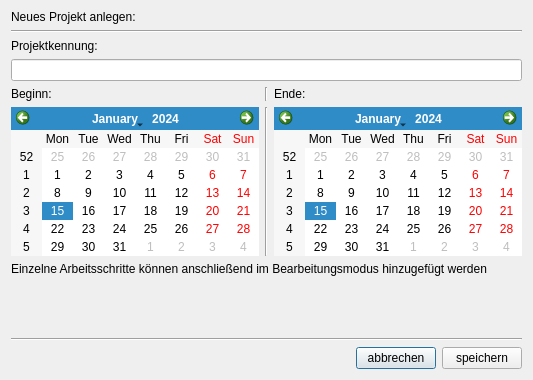
kkegel/WorkFlow, file src/ui/createprojectdialog.ui: the form before one commit.
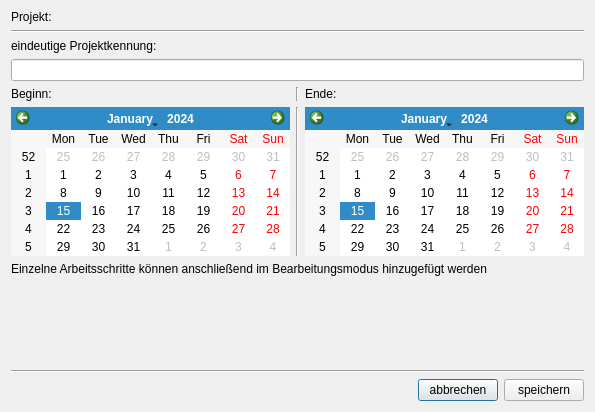
The form after the commit.

What changed in the file:
```diff
--- a/src/ui/createprojectdialog.ui
+++ b/src/ui/createprojectdialog.ui
@@ -6,8 +6,8 @@
    <rect>
     <x>0</x>
     <y>0</y>
-    <width>531</width>
-    <height>380</height>
+    <width>595</width>
+    <height>412</height>
    </rect>
   </property>
   <property name="windowTitle">
@@ -20,7 +20,7 @@
    <item>
     <widget class="QLabel" name="label_4">
      <property name="text">
-      <string>Neues Projekt anlegen:</string>
+      <string>Projekt:</string>
      </property>
     </widget>
    </item>
@@ -34,7 +34,7 @@
    <item>
     <widget class="QLabel" name="label_3">
      <property name="text">
-      <string>Projektkennung:</string>
+      <string>eindeutige Projektkennung:</string>
      </property>
     </widget>
    </item>
```
